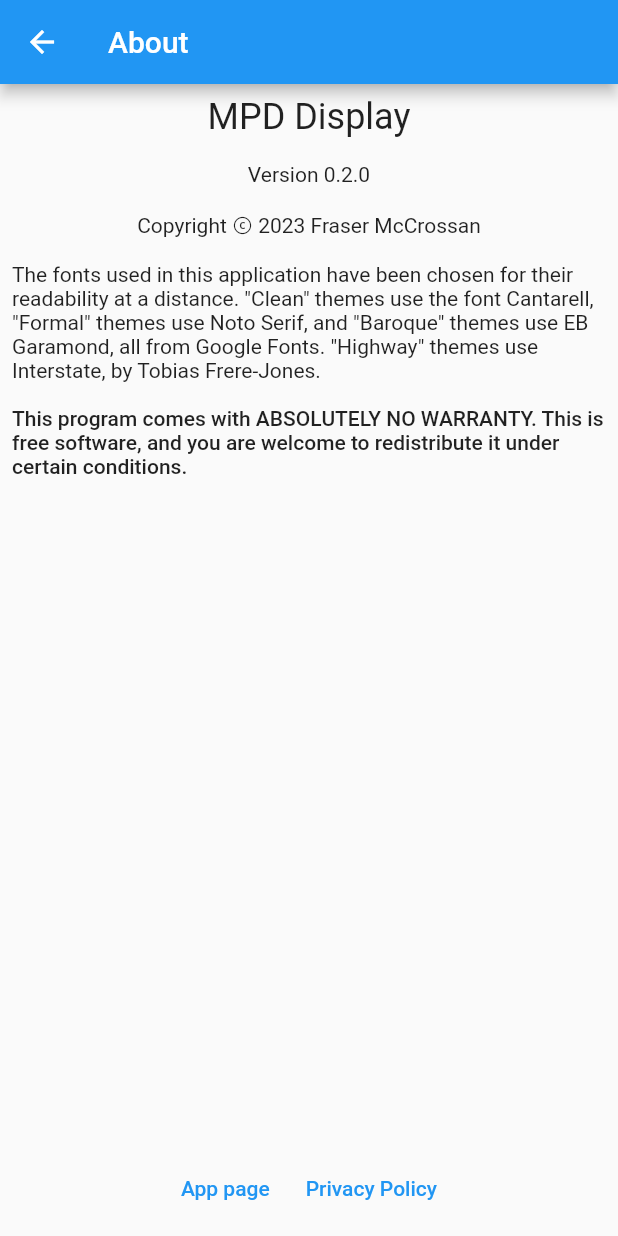
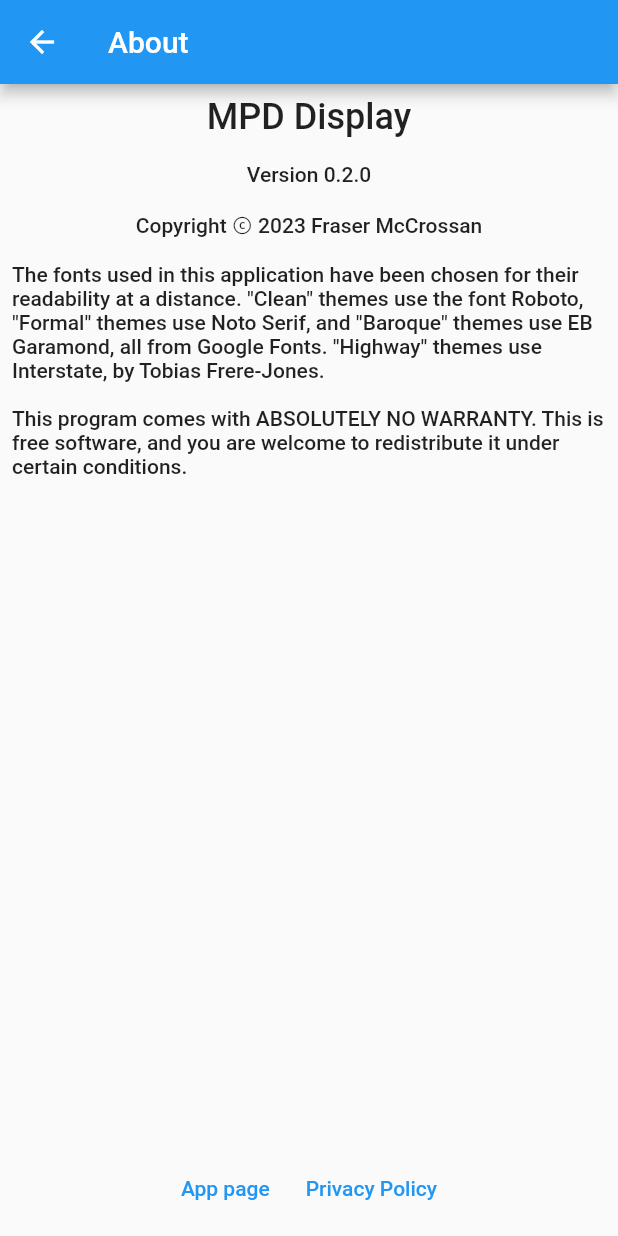
Before and after one commit to joatca/mpd-display, a Flutter app: the AboutPage screen opened directly, on a phone screen of 412 x 824 dp. Run offline on Flutter 3.47's test engine with Material 2 defaults, Android fonts, the phone set to English and light mode, and no system bars; our stand-ins replace package_info_plus, shared_preferences, wakelock; accounts and stored records are empty.

Commit message:
remove cantarell and replace with roboto

```diff
--- a/lib/about.dart
+++ b/lib/about.dart
@@ -47,7 +47,7 @@ class _AboutPageState extends State<AboutPage> with TextUtil {
   static const ppUrl = 'https://apps.joat.me/page/privacy';
   static const copyYear = '2023';
   static const copyright = 'Fraser McCrossan';
-  static const fontCopy = 'The fonts used in this application have been chosen for their readability at a distance. "Clean" themes use the font Cantarell, "Formal" themes use Noto Serif, and "Baroque" themes use EB Garamond, all from Google Fonts. "Highway" themes use Interstate, by Tobias Frere-Jones.';
+  static const fontCopy = 'The fonts used in this application have been chosen for their readability at a distance. "Clean" themes use the font Roboto, "Formal" themes use Noto Serif, and "Baroque" themes use EB Garamond, all from Google Fonts. "Highway" themes use Interstate, by Tobias Frere-Jones.';
   static const license =
       'This program comes with ABSOLUTELY NO WARRANTY. This is free software, and you are welcome to redistribute it under certain conditions.';
   String _version = '';
--- a/lib/data_classes.dart
+++ b/lib/data_classes.dart
@@ -159,7 +159,7 @@ class PageState extends ChangeNotifier {
 
   static final _fontThemes = {
     "Clean": InfoFontTheme(
-      font: "Cantarell",
+      font: "Roboto",
       height: 1.20,
       weight: FontWeight.w600,
     ),
--- a/pubspec.yaml
+++ b/pubspec.yaml
@@ -70,9 +70,9 @@ flutter:
   # https://flutter.dev/assets-and-images/#from-packages
 
   fonts:
-    - family: Cantarell
+    - family: Roboto
       fonts:
-        - asset: fonts/Cantarell-Regular.ttf
+        - asset: fonts/Roboto-Medium.ttf
     - family: NotoSerif
       fonts:
         - asset: fonts/NotoSerif-Regular.ttf
```
Also changed, not shown: fonts/Cantarell-Regular.ttf (deleted), fonts/Roboto-Medium.ttf (added).
